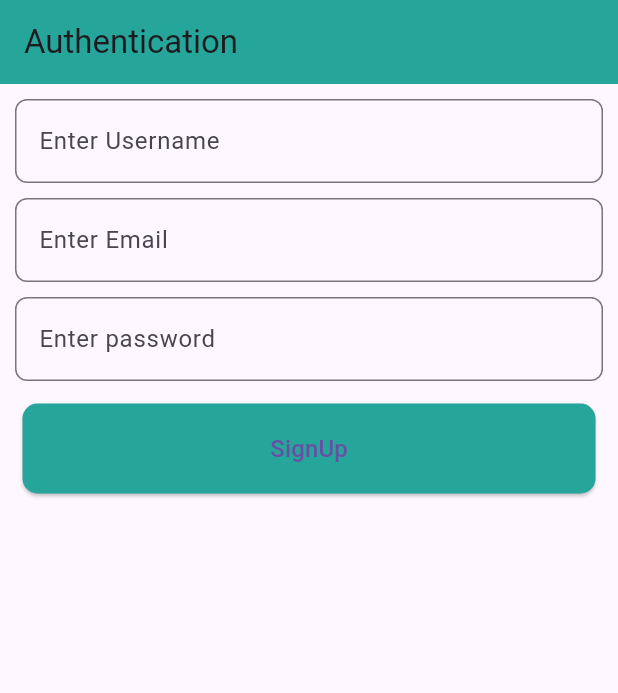
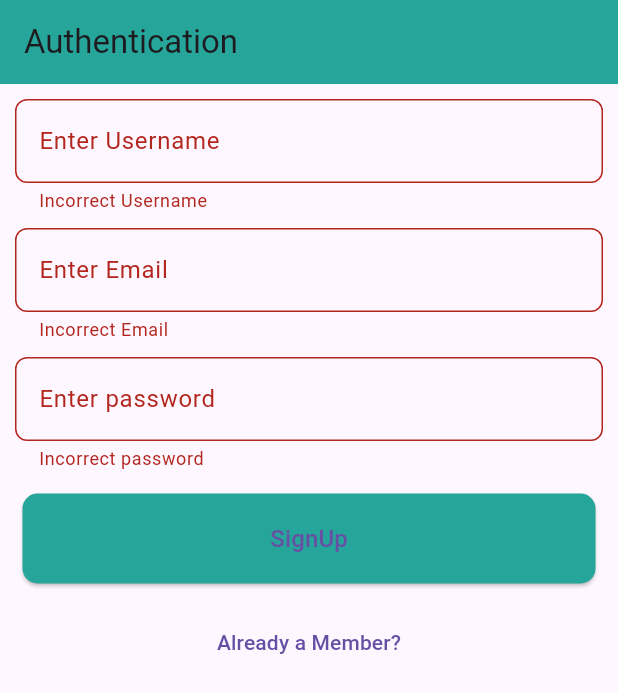
Before and after one commit to Abhaydevcs71/todo, a Flutter app: the screen it shows after launch, after a tap on "SignUp", on a phone screen of 412 x 824 dp. Shown: the top 693 px of the screen. Run offline on Flutter 3.47's test engine with Material 3 defaults, Android fonts, the phone set to English and light mode, and no system bars; our stand-ins replace cloud_firestore, firebase_auth, firebase_core, fluttertoast, google_fonts; accounts and stored records are empty.

```diff
--- a/lib/auth/authform.dart
+++ b/lib/auth/authform.dart
@@ -1,5 +1,8 @@
+import 'package:firebase_auth/firebase_auth.dart';
 import 'package:flutter/material.dart';
 import 'package:google_fonts/google_fonts.dart';
+import 'package:cloud_firestore/cloud_firestore.dart';
+import 'package:todo/screens/home.dart';
 
 class AuthForm extends StatefulWidget {
   const AuthForm({super.key});
@@ -15,6 +18,38 @@ class _AuthFormState extends State<AuthForm> {
   var _password = '';
   var _username = '';
   bool isLoginPage = false;
+  //-----------------------------------------------
+
+  startauthentication() {
+    final validity = _formKey.currentState!.validate();
+    FocusScope.of(context).unfocus();
+    if (validity) {
+      _formKey.currentState?.save();
+      submitform(_email, _password, _username);
+    }
+  }
+
+  submitform(String email, String password, String username) async {
+    final auth = FirebaseAuth.instance;
+    UserCredential authResult;
+    try {
+      if (isLoginPage) {
+        authResult = await auth.createUserWithEmailAndPassword(
+            email: email, password: password);
+      } else {
+        authResult = await auth.createUserWithEmailAndPassword(
+            email: email, password: password);
+        String uid = authResult.user!.uid;
+        FirebaseFirestore.instance
+            .collection('users')
+            .doc(uid)
+            .set({'username': username, 'email': email});
+      }
+    } catch (error) {
+      print('error');
+    }
+  }
+
   //-----------------------------------------------
 
   @override
@@ -77,6 +112,7 @@ class _AuthFormState extends State<AuthForm> {
                       height: 10,
                     ),
                     TextFormField(
+                      obscureText: true,
                       keyboardType: TextInputType.emailAddress,
                       key: ValueKey('password'),
                       validator: (value) {
@@ -103,7 +139,9 @@ class _AuthFormState extends State<AuthForm> {
                         width: double.infinity,
                         height: 70,
                         child: ElevatedButton(
-                          onPressed: () {},
+                          onPressed: () {
+                            startauthentication();
+                          },
                           child: isLoginPage
                               ? Text(
                                   'Login',
@@ -117,7 +155,21 @@ class _AuthFormState extends State<AuthForm> {
                               shape: RoundedRectangleBorder(
                                   borderRadius: BorderRadius.circular(10)),
                               backgroundColor: Colors.teal[400]),
-                        ))
+                        )),
+                    SizedBox(
+                      height: 10,
+                    ),
+                    Container(
+                      child: TextButton(
+                          onPressed: () {
+                            setState(() {
+                              isLoginPage = !isLoginPage;
+                            });
+                          },
+                          child: isLoginPage
+                              ? Text('Nat a member')
+                              : Text('Already a Member?')),
+                    )
                   ],
                 )),
           ),
--- a/lib/main.dart
+++ b/lib/main.dart
@@ -1,8 +1,12 @@
+import 'package:firebase_auth/firebase_auth.dart';
+import 'package:firebase_core/firebase_core.dart';
 import 'package:flutter/material.dart';
 import 'package:todo/auth/authscreen.dart';
 import 'package:todo/screens/home.dart';
 
-void main() {
+void main() async {
+  WidgetsFlutterBinding.ensureInitialized();
+  await Firebase.initializeApp();
   runApp(const MyApp());
 }
 
@@ -12,7 +16,16 @@ class MyApp extends StatelessWidget {
   @override
   Widget build(BuildContext context) {
     return MaterialApp(
-      home: AuthScreen(),
+      home: StreamBuilder(
+        stream: FirebaseAuth.instance.authStateChanges(),
+        builder: (context, usersnapshot) {
+          if (usersnapshot.hasData) {
+            return Home();
+          } else {
+            return AuthScreen();
+          }
+        },
+      ),
       debugShowCheckedModeBanner: false,
       theme: ThemeData(
           brightness: Brightness.light, primaryColor: Colors.teal[400]),
--- a/pubspec.yaml
+++ b/pubspec.yaml
@@ -32,6 +32,10 @@ dependencies:
     sdk: flutter
   firebase_auth:
   google_fonts:
+  cloud_firestore: ^4.12.0
+  firebase_core: null
+  intl:
+  fluttertoast:
 
 
   # The following adds the Cupertino Icons font to your application.
```
Also changed, not shown: lib/screens/add_task.dart (added, +99 -0 lines), lib/screens/home.dart (+17 -0 lines), pubspec.lock, 4 other files.
